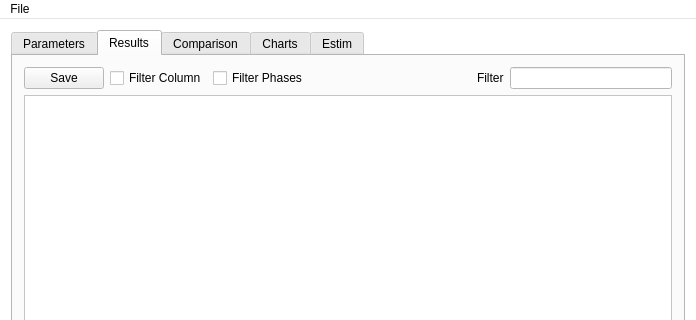
Before: the Qt Designer form src/qtapp/mainwindow.ui in PAMDeveloper/QtSamara, drawn with Qt 5; both pictures show x 0 to 696 and y 0 to 320 of the 696 by 660 pixel window.
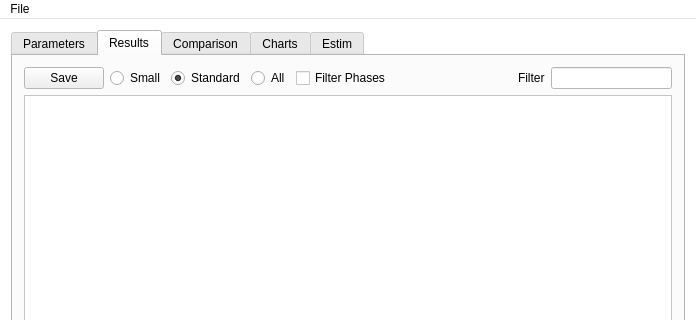
After: the same form once the commit is applied. The open tabs and pages were chosen to show the change. Icons and pictures are not drawn.

Diff of the .ui file:
```diff
--- a/src/qtapp/mainwindow.ui
+++ b/src/qtapp/mainwindow.ui
@@ -340,9 +340,26 @@
              </widget>
             </item>
             <item>
-             <widget class="QCheckBox" name="colFilterCheckbox">
+             <widget class="QRadioButton" name="colFilterCheckbox">
               <property name="text">
-               <string>Filter Column</string>
+               <string>Small</string>
+              </property>
+             </widget>
+            </item>
+            <item>
+             <widget class="QRadioButton" name="radioButton_2">
+              <property name="text">
+               <string>Standard</string>
+              </property>
+              <property name="checked">
+               <bool>true</bool>
+              </property>
+             </widget>
+            </item>
+            <item>
+             <widget class="QRadioButton" name="radioButton">
+              <property name="text">
+               <string>All</string>
               </property>
              </widget>
             </item>
```
